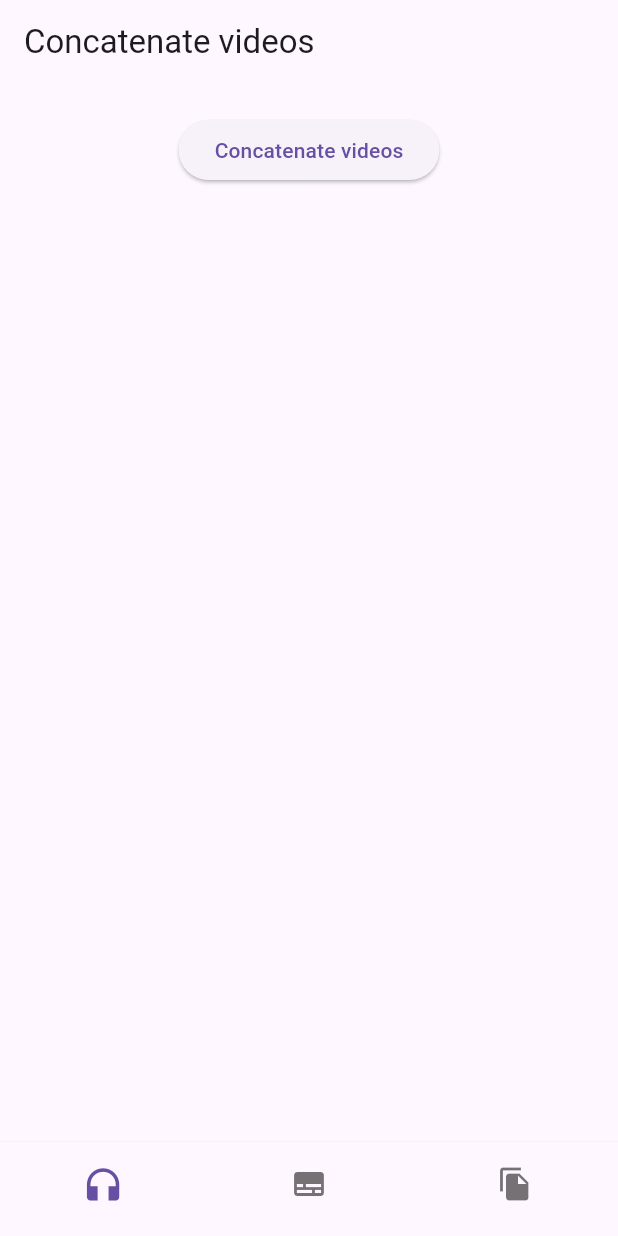
After one commit to paulcoronel/suvigen, a Flutter app: the ConcatenateVideosScreen screen opened by its route, on a phone screen of 412 x 824 dp. The commit adds this screen. Run offline on Flutter 3.47's test engine with Material 2 defaults, Android fonts, the phone set to English and light mode, and no system bars; our stand-ins replace flutter_tts, go_router, video_player; missing offline and left inert: ffmpeg_kit_flutter_video.

Commit message:
Added necessary assets and implemented video merging functionality.

```diff
--- /dev/null
+++ b/lib/concatenate_videos_screen.dart
@@ -0,0 +1,135 @@
+import 'dart:io';
+
+import 'package:ffmpeg_kit_flutter_video/ffmpeg_kit.dart';
+import 'package:ffmpeg_kit_flutter_video/ffmpeg_kit_config.dart';
+import 'package:ffmpeg_kit_flutter_video/log.dart';
+import 'package:ffmpeg_kit_flutter_video/return_code.dart';
+import 'package:flutter/foundation.dart';
+import 'package:flutter/material.dart';
+import 'package:path/path.dart';
+import 'package:suvigen/util.dart';
+import 'package:suvigen/video_player_widget.dart';
+import 'package:suvigen/video_util.dart';
+
+import 'constant.dart';
+
+class ConcatenateVideosScreen extends StatefulWidget {
+  const ConcatenateVideosScreen({super.key});
+
+  @override
+  ConcatenateVideosScreenState createState() => ConcatenateVideosScreenState();
+}
+
+class ConcatenateVideosScreenState extends State<ConcatenateVideosScreen> {
+  bool isLoading = false;
+  VideoPlayerWidget? videoPlayerWidget;
+
+  @override
+  void initState() {
+    FFmpegKitConfig.enableLogCallback(logCallback);
+    super.initState();
+  }
+
+  void logCallback(Log log) {
+    if (kDebugMode) {
+      print(log.getMessage());
+    }
+  }
+
+  @override
+  Widget build(BuildContext context) {
+    getConcatenatedVideoPath().then((path) => VideoPlayerWidget(File(path)));
+
+    return Scaffold(
+      appBar: AppBar(
+        title: const Text('Concatenate videos'),
+      ),
+      body: SingleChildScrollView(
+        child: Center(
+          child: Column(
+            children: [
+              const SizedBox(height: 20),
+              ElevatedButton(
+                onPressed: () {
+                  concatenateVideosFromAssets(context, ["cascada.mp4","leon.mp4","anemonas.mp4"]);
+                },
+                child: const Text('Concatenate videos'),
+              ),
+              const SizedBox(height: 20),
+              if (isLoading)
+                const CircularProgressIndicator()
+              else if (videoPlayerWidget != null)
+                Column(
+                  children: [
+                    const SizedBox(height: 20),
+                    const Text(
+                      'Merged Video:',
+                      style: TextStyle(fontSize: 18),
+                    ),
+                    const SizedBox(height: 20),
+                    videoPlayerWidget!
+                  ],
+                ),
+            ],
+          ),
+        ),
+      ),
+    );
+  }
+
+  Future<void> concatenateVideosFromAssets(
+      BuildContext context, List<String> videoNames) async {
+    setState(() {
+      isLoading = true;
+    });
+
+    _loadVideos(videoNames).then((videos) {
+      getConcatenatedVideoFile().then((concatenatedVideo) {
+        deleteFile(concatenatedVideo);
+        concatenateVideos(videos, concatenatedVideo);
+      });
+    });
+  }
+
+  void playVideo(File concatenatedVideo) {
+    isLoading = false;
+    videoPlayerWidget = VideoPlayerWidget(concatenatedVideo);
+    videoPlayerWidget!.playVideo().then((value) => setState(() {}));
+  }
+
+  void concatenateVideos(List<File> videos, File concatenatedVideo) async {
+    int loop = 2;
+    String inputArgs = videos.map((file) => ' -i ${file.path}').join(" ");
+    StringBuffer arguments = StringBuffer();
+    arguments.writeAll(List.generate(loop, (_) => inputArgs));
+
+    final concatenateVideoCommand =
+        ' ${arguments.toString()} -r 50 -filter_complex "concat=n=${videos.length * loop}" -c:v mpeg4  ${concatenatedVideo.path}';
+
+    FFmpegKit.executeAsync(concatenateVideoCommand, (session) async {
+      final returnCode = await session.getReturnCode();
+      if (ReturnCode.isSuccess(returnCode)) {
+        print("Completed");
+        playVideo(concatenatedVideo);
+      }
+    });
+  }
+
+  Future<File> getConcatenatedVideoFile() async {
+    return File("${Constant.downloadsPath}/${Constant.concatenatedVideoName}");
+  }
+
+  Future<List<File>> _loadVideos(List<String> videoNames) async {
+    List<File> videos = [];
+
+    for (var videoName in videoNames) {
+      videos.add(await VideoUtil.copyAssetToFile(videoName));
+    }
+    return videos;
+  }
+
+  Future<String> getConcatenatedVideoPath() async {
+    return join(
+        (await VideoUtil.tempDirectory).path, Constant.concatenatedVideoName);
+  }
+}
--- a/lib/constant.dart
+++ b/lib/constant.dart
@@ -16,7 +16,7 @@
   ];
 
   static const subtitleText = [
-    "Flutter es la caja de herramientas de UI portátil de Google para crear aplicaciones hermosas compiladas nativamente para móvil, web y escritorio desde una sola base de código.",
+    "Flutter es el kit de herramientas de interfaz de usuario portátil de Google para crear aplicaciones hermosas compiladas nativamente para móvil, web y escritorio desde una sola base de código.",
     "Flutter funciona con código existente, es utilizado por desarrolladores y organizaciones en todo el mundo, y es gratuito y de código abierto.",
     "Flutter está diseñado para admitir aplicaciones móviles que se ejecutan tanto en Android como en iOS, así como aplicaciones interactivas que desea ejecutar en sus páginas web o en el escritorio.",
     "Las aplicaciones que necesitan ofrecer diseños altamente de marca son especialmente adecuadas para Flutter.",
```
Also changed, not shown: lib/video_player_widget.dart (+5 -2 lines), 2 other files.
